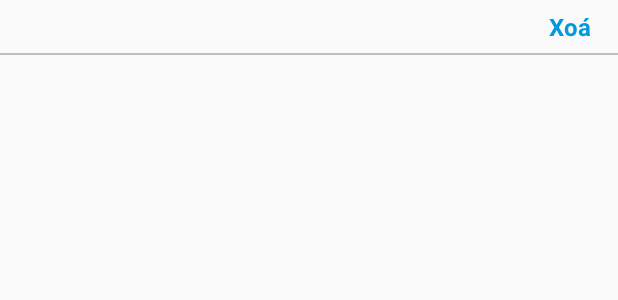
After one commit to thanhhoang96/DoAnQLCSVC, an Android app: the layout item_tao_moi_ke_hoach.xml on its own in the app's theme, with its tools: preview values and no code run, on a phone screen of 412 x 824 dp. The commit adds this screen. Shown: the top 300 px of the screen. Run offline under Robolectric (Android 15) with nearby library versions, the phone set to English and light mode, and no system bars.

Commit message:
handle create new plan

```diff
--- a/app/src/main/java/com/example/thanhhoang/qlcosovatchat/MainActivity.kt
+++ b/app/src/main/java/com/example/thanhhoang/qlcosovatchat/MainActivity.kt
@@ -22,6 +22,7 @@ class MainActivity : AppCompatActivity() {
     private val localRepository = LocalRepository()
 
     internal var createYeuCauSuccess: () -> Unit = {}
+    internal var dialogChonThietBiDismiss: () -> Unit = {}
 
     override fun onCreate(savedInstanceState: Bundle?) {
         super.onCreate(savedInstanceState)
--- a/app/src/main/java/com/example/thanhhoang/qlcosovatchat/api/ApiService.kt
+++ b/app/src/main/java/com/example/thanhhoang/qlcosovatchat/api/ApiService.kt
@@ -69,7 +69,7 @@ interface ApiService {
     @GET("/equipment-group")
     fun getNhomThietBi(): Single<NhomThietBiResponse>
 
-    @GET("/equipment/equipments-by-group-equipment")
+    @GET("/equipment/all-by-equipment-group")
     fun getThietBi(@Query("equipmentGroup") idEquipmentGroup: String): Single<ThietBiResponse>
 
     companion object Factory {
--- /dev/null
+++ b/app/src/main/res/layout/item_tao_moi_ke_hoach.xml
@@ -0,0 +1,102 @@
+<?xml version="1.0" encoding="utf-8"?>
+<LinearLayout xmlns:android="http://schemas.android.com/apk/res/android"
+    android:layout_width="match_parent"
+    android:layout_height="wrap_content"
+    android:orientation="vertical">
+
+    <LinearLayout
+        android:layout_width="match_parent"
+        android:layout_height="wrap_content"
+        android:padding="3dp"
+        android:weightSum="7">
+
+        <TextView
+            android:id="@+id/tvTenThietBiItemTmkh"
+            android:layout_width="0dp"
+            android:layout_height="wrap_content"
+            android:layout_weight="1"
+            android:gravity="center"
+            android:padding="3dp"
+            android:textColor="#880e4f"
+            android:textSize="16sp"
+            android:textStyle="bold" />
+
+        <TextView
+            android:id="@+id/tvNhomThietBiItemTmkh"
+            android:layout_width="0dp"
+            android:layout_height="wrap_content"
+            android:layout_gravity="center"
+            android:layout_weight="1"
+            android:gravity="center"
+            android:padding="3dp"
+            android:textColor="#880e4f"
+            android:textSize="16sp"
+            android:textStyle="bold" />
+
+        <TextView
+            android:id="@+id/tvDonViItemTmkh"
+            android:layout_width="0dp"
+            android:layout_height="wrap_content"
+            android:layout_gravity="center"
+            android:layout_weight="1"
+            android:gravity="center"
+            android:padding="3dp"
+            android:textColor="#880e4f"
+            android:textSize="16sp"
+            android:textStyle="bold" />
+
+        <TextView
+            android:id="@+id/tvSlDeNghiItemTmkh"
+            android:layout_width="0dp"
+            android:layout_height="wrap_content"
+            android:layout_gravity="center"
+            android:layout_weight="1"
+            android:gravity="center"
+            android:padding="3dp"
+            android:textColor="#880e4f"
+            android:textSize="16sp"
+            android:textStyle="bold" />
+
+        <TextView
+            android:id="@+id/tvDonGiaItemTmkh"
+            android:layout_width="0dp"
+            android:layout_height="wrap_content"
+            android:layout_gravity="center"
+            android:layout_weight="1"
+            android:gravity="center"
+            android:padding="3dp"
+            android:textColor="#880e4f"
+            android:textSize="16sp"
+            android:textStyle="bold" />
+
+        <TextView
+            android:id="@+id/tvThanhTienItemTmkh"
+            android:layout_width="0dp"
+            android:layout_height="wrap_content"
+            android:layout_gravity="center"
+            android:layout_weight="1"
+            android:gravity="center"
+            android:padding="3dp"
+            android:textColor="#880e4f"
+            android:textSize="16sp"
+            android:textStyle="bold" />
+
+        <TextView
+            android:id="@+id/tvXoaItemTmkh"
+            android:layout_width="0dp"
+            android:layout_height="wrap_content"
+            android:layout_gravity="center"
+            android:layout_weight="1"
+            android:gravity="center"
+            android:padding="3dp"
+            android:text="Xoá"
+            android:textColor="@color/colorBlueMedium"
+            android:textSize="16sp"
+            android:textStyle="bold" />
+    </LinearLayout>
+
+    <View
+        android:layout_width="match_parent"
+        android:layout_height="1dp"
+        android:background="@color/colorGrayMedium" />
+</LinearLayout>
```
Also changed, not shown: app/src/main/java/com/example/thanhhoang/qlcosovatchat/data/model/thietbi/ThietBi.kt (+7 -1 lines), app/src/main/java/com/example/thanhhoang/qlcosovatchat/ui/qlkh/taoKeHoach/TaoKeHoachAdapter.kt (+42 -1 lines), app/src/main/java/com/example/thanhhoang/qlcosovatchat/ui/qlkh/taoKeHoach/TaoKeHoachFragment.kt (+61 -17 lines).
